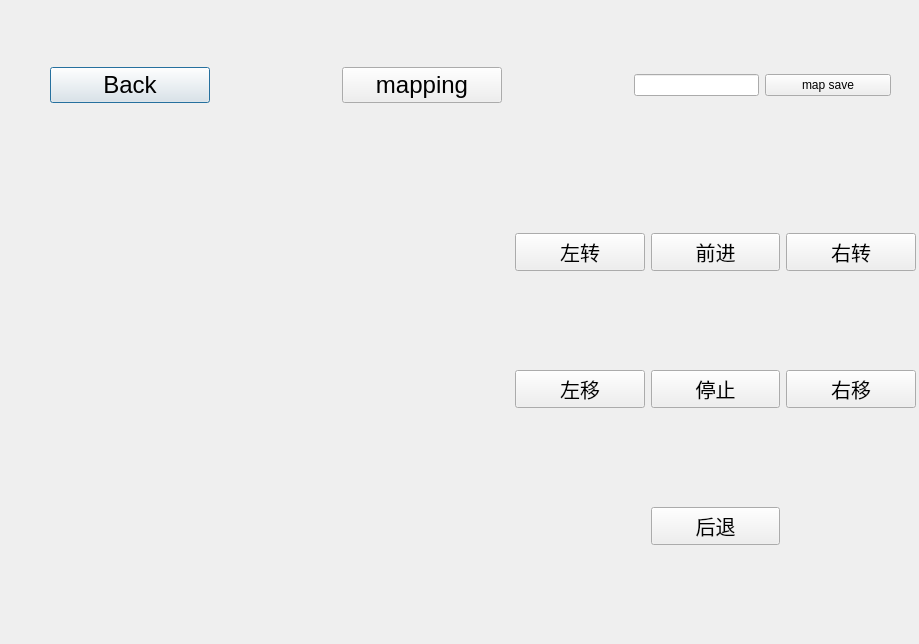
Before: the Qt Designer form robot2077/src/robot2077_ui/ui/buildmap_dialog.ui in sebuaa2020/Team208, drawn with Qt 5.
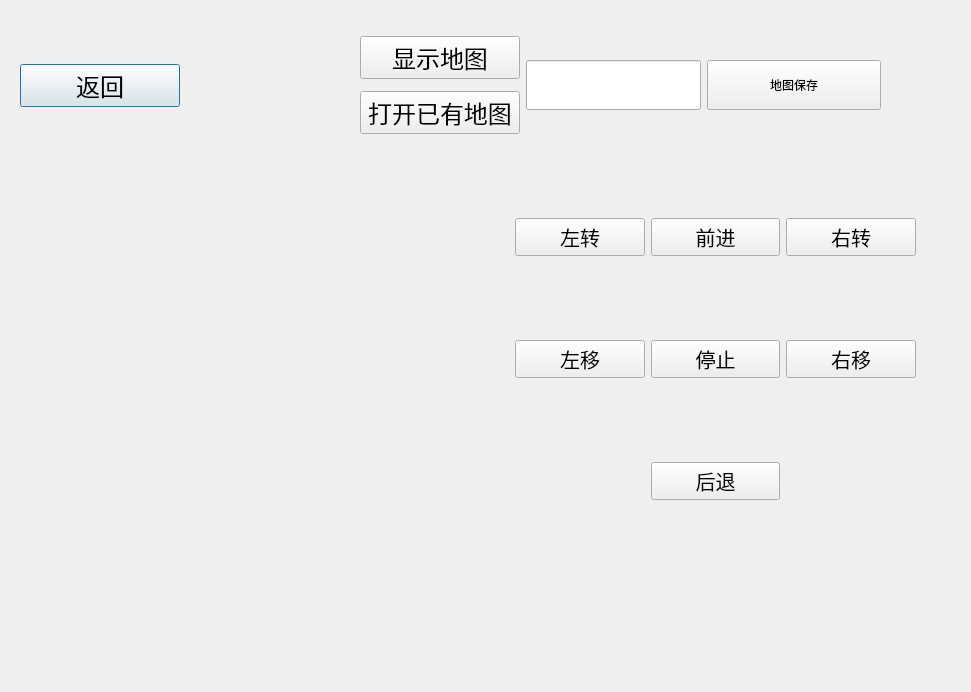
After: the same form once the commit is applied.

```diff
--- a/robot2077/src/robot2077_ui/ui/buildmap_dialog.ui
+++ b/robot2077/src/robot2077_ui/ui/buildmap_dialog.ui
@@ -6,8 +6,8 @@
    <rect>
     <x>0</x>
     <y>0</y>
-    <width>919</width>
-    <height>644</height>
+    <width>971</width>
+    <height>692</height>
    </rect>
   </property>
   <property name="windowTitle">
@@ -18,27 +18,11 @@
     <rect>
      <x>20</x>
      <y>30</y>
-     <width>901</width>
+     <width>891</width>
      <height>111</height>
     </rect>
    </property>
    <layout class="QHBoxLayout" name="horizontalLayout">
-    <item>
-     <spacer name="horizontalSpacer_2">
-      <property name="orientation">
-       <enum>Qt::Horizontal</enum>
-      </property>
-      <property name="sizeType">
-       <enum>QSizePolicy::Fixed</enum>
-      </property>
-      <property name="sizeHint" stdset="0">
-       <size>
-        <width>30</width>
-        <height>20</height>
-       </size>
-      </property>
-     </spacer>
-    </item>
     <item>
      <widget class="QPushButton" name="back_btn">
       <property name="minimumSize">
@@ -53,7 +37,7 @@
        </font>
       </property>
       <property name="text">
-       <string>Back</string>
+       <string>返回</string>
       </property>
      </widget>
     </item>
@@ -71,6 +55,8 @@
      </spacer>
     </item>
     <item>
+     <layout class="QVBoxLayout" name="verticalLayout_2">
+      <item>
      <widget class="QPushButton" name="mapping_btn">
       <property name="minimumSize">
        <size>
@@ -84,28 +70,36 @@
        </font>
       </property>
       <property name="text">
-       <string>mapping</string>
+         <string>显示地图</string>
       </property>
      </widget>
     </item>
     <item>
-     <spacer name="horizontalSpacer">
-      <property name="orientation">
-       <enum>Qt::Horizontal</enum>
-      </property>
-      <property name="sizeHint" stdset="0">
-       <size>
-        <width>40</width>
-        <height>20</height>
-       </size>
-      </property>
-     </spacer>
+       <widget class="QPushButton" name="openmap_btn">
+        <property name="font">
+         <font>
+          <pointsize>18</pointsize>
+         </font>
+        </property>
+        <property name="text">
+         <string>打开已有地图</string>
+        </property>
+       </widget>
+      </item>
+     </layout>
     </item>
     <item>
      <layout class="QVBoxLayout" name="verticalLayout"/>
     </item>
     <item>
-     <widget class="QLineEdit" name="map_name"/>
+     <widget class="QLineEdit" name="map_name">
+      <property name="minimumSize">
+       <size>
+        <width>0</width>
+        <height>50</height>
+       </size>
+      </property>
+     </widget>
     </item>
     <item>
      <widget class="QPushButton" name="map_save">
@@ -115,8 +109,14 @@
         <verstretch>0</verstretch>
        </sizepolicy>
       </property>
+      <property name="minimumSize">
+       <size>
+        <width>0</width>
+        <height>50</height>
+       </size>
+      </property>
       <property name="text">
-       <string>map save</string>
+       <string>地图保存</string>
       </property>
      </widget>
     </item>
@@ -144,7 +144,7 @@
      <x>20</x>
      <y>140</y>
      <width>491</width>
-     <height>511</height>
+     <height>441</height>
     </rect>
    </property>
    <layout class="QHBoxLayout" name="mapdisplay_layout"/>
@@ -155,7 +155,7 @@
      <x>515</x>
      <y>140</y>
      <width>401</width>
-     <height>501</height>
+     <height>441</height>
     </rect>
    </property>
    <layout class="QGridLayout" name="gridLayout">
```
Lines whose indentation alone changed are shown as unchanged.
